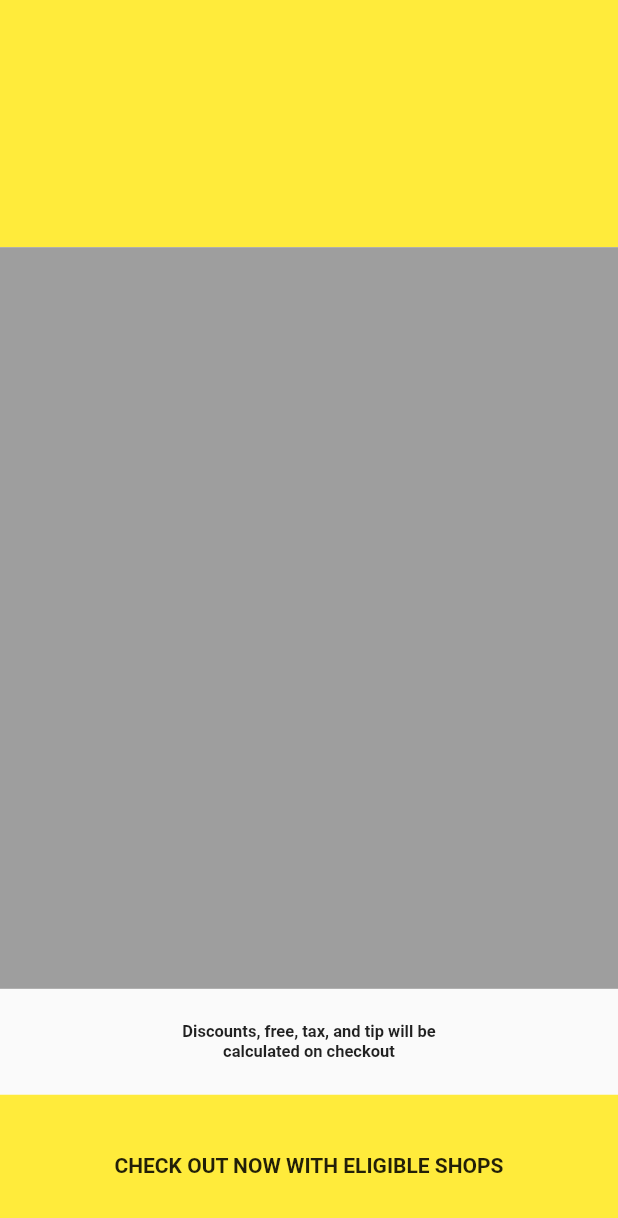
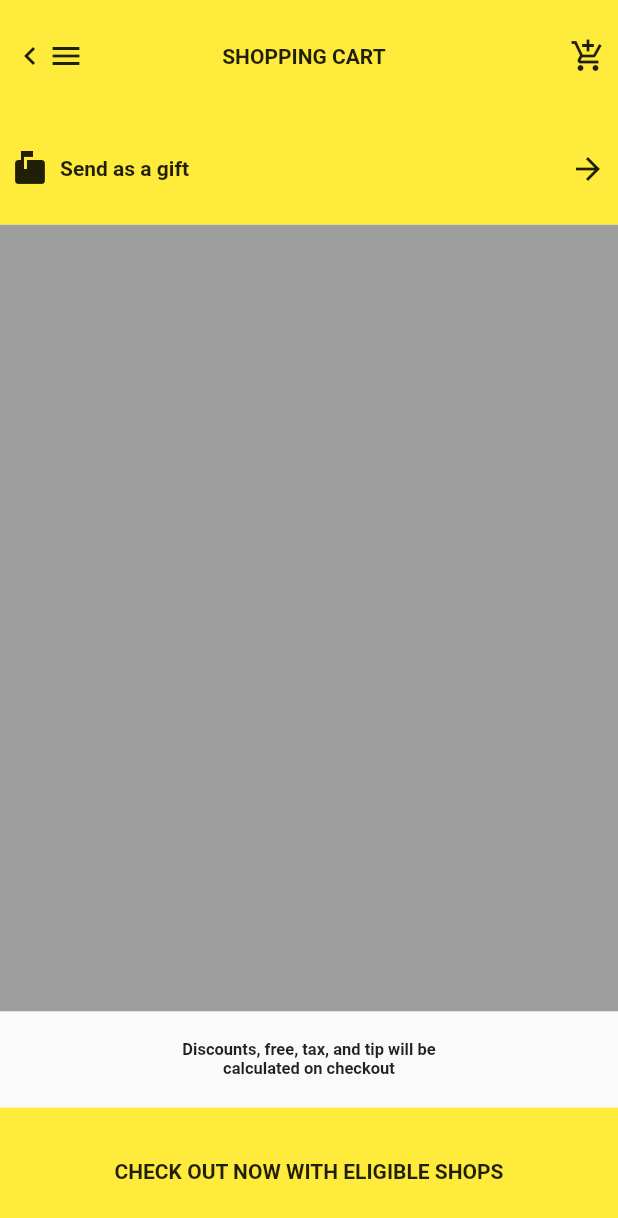
Before and after one commit to JAICHANGPARK/flutter_notebook_4th_story, a Flutter app: the screen it shows after launch, on a phone screen of 412 x 824 dp. Shown: the top 1218 px of the screen. Run offline on Flutter 3.47's test engine with Material 2 defaults, Android fonts, the phone set to English and light mode, and no system bars; our stand-ins replace google_fonts, sliding_up_panel, smooth_page_indicator, video_player; missing offline and left inert: dashed_container.

Commit message:
Update main_page.dart

```diff
--- a/lib/ep375_market_place_app/main_page.dart
+++ b/lib/ep375_market_place_app/main_page.dart
@@ -26,11 +26,58 @@ class _MarketPlaceHomeState extends State<MarketPlaceHome> {
             flex: 2,
             child: Container(
               color: Colors.yellow,
+              child: SafeArea(
+                child: Column(
+                  children: <Widget>[
+                    Expanded(
+                      child: Container(
+                        padding: EdgeInsets.symmetric(horizontal: 8),
+                        child: Row(
+                          children: <Widget>[
+                            Icon(Icons.keyboard_arrow_left),
+                            Icon(Icons.menu),
+                            Spacer(
+                              flex: 3,
+                            ),
+                            Text("SHOPPING CART",style: TextStyle(
+                              fontWeight: FontWeight.bold,
+                            ),),
+                            Spacer(
+                              flex: 4,
+                            ),
+                            Icon(Icons.add_shopping_cart),
+                          ],
+                        ),
+                      ),
+                    ),
+                    Expanded(
+                      child: Padding(
+                        padding: const EdgeInsets.symmetric(
+                          horizontal: 8
+                        ),
+                        child: Row(
+                          children: <Widget>[
+                            Icon(Icons.markunread_mailbox),
+                            Padding(
+                              padding: const EdgeInsets.all(8.0),
+                              child: Text("Send as a gift",style: TextStyle(
+                                fontWeight: FontWeight.bold
+                              ),),
+                            ),
+                            Spacer(),
+                            Icon(Icons.arrow_forward),
+                          ],
+                        ),
+                      ),
+                    )
+                  ],
+                ),
+              ),
 
             ),
           ),
           Expanded(
-            flex: 6,
+            flex: 7,
             child: Container(
               decoration: BoxDecoration(color: Colors.grey),
             ),
```
